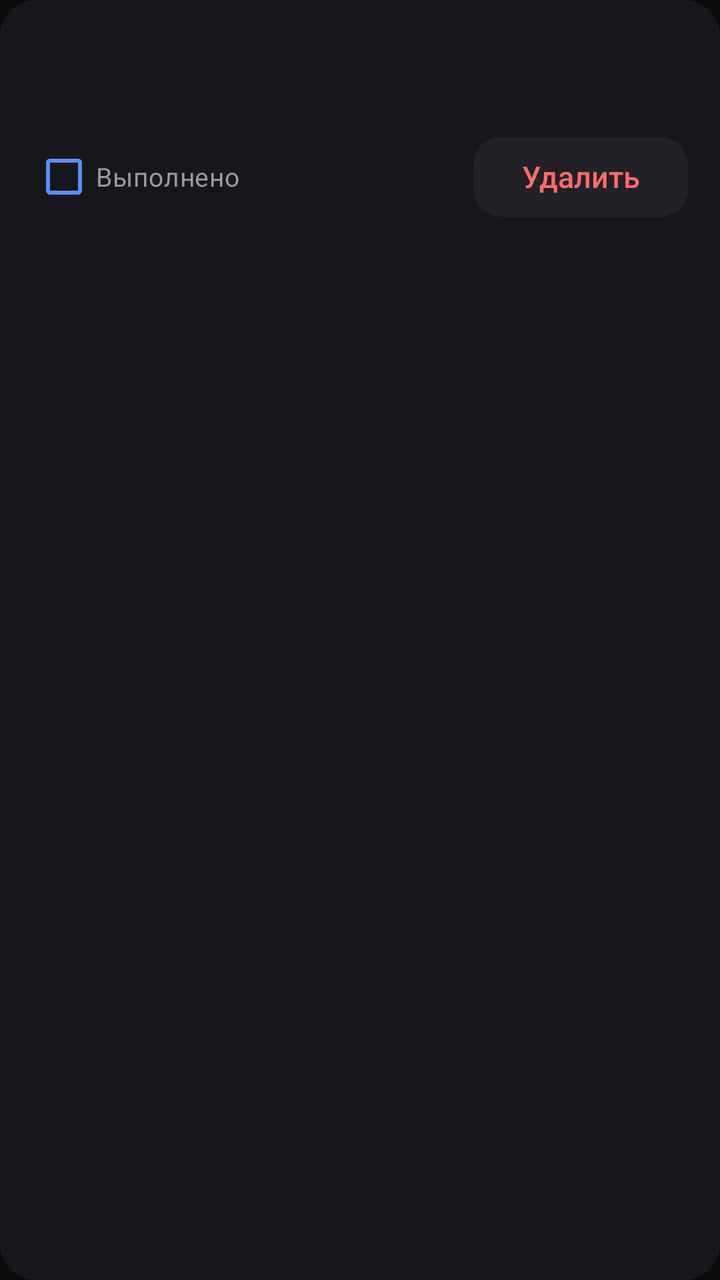
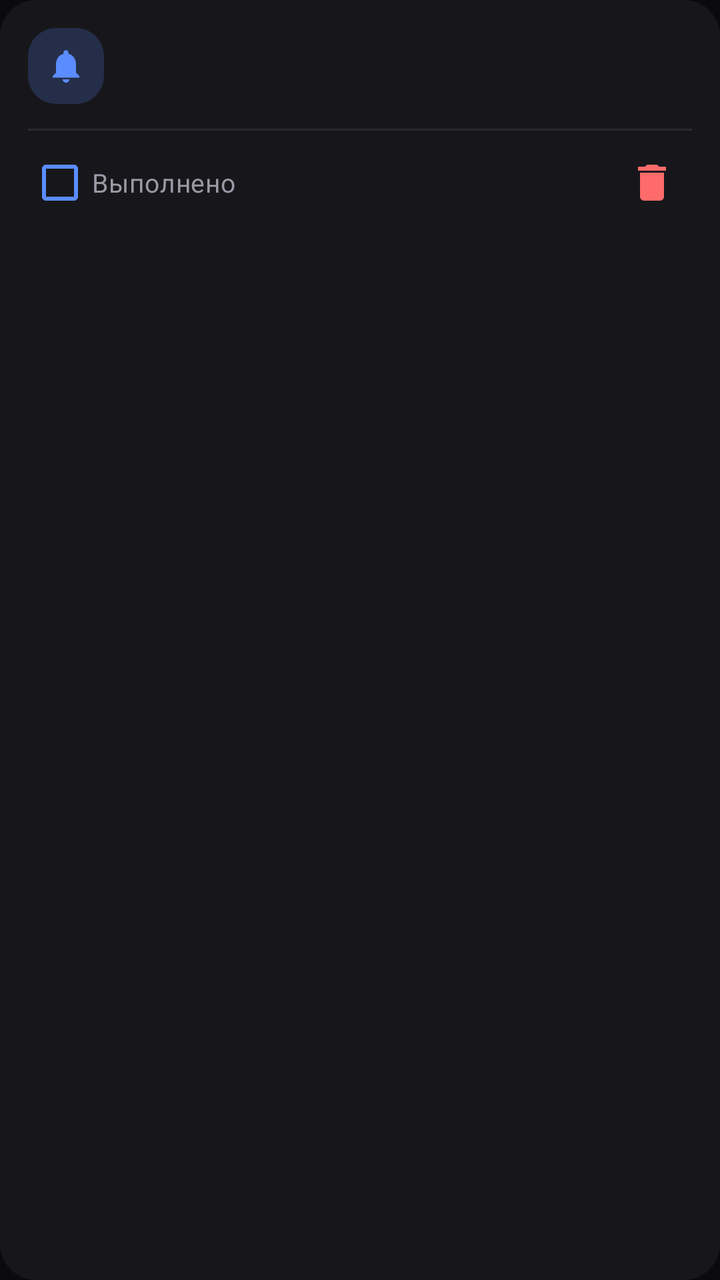

Compare the two renders of this Android layout. The source of the first and the diff that turns it into the second are given below.
<!-- AndroidManifest.xml: application theme Theme.DiLink -->
<!-- res/layout/item_planner.xml -->
<?xml version="1.0" encoding="utf-8"?>
<com.google.android.material.card.MaterialCardView xmlns:android="http://schemas.android.com/apk/res/android"
    xmlns:app="http://schemas.android.com/apk/res-auto"
    android:layout_width="match_parent"
    android:layout_height="wrap_content"
    android:layout_marginTop="8dp"
    android:layout_marginBottom="4dp">

    <LinearLayout
        android:layout_width="match_parent"
        android:layout_height="wrap_content"
        android:orientation="vertical">

        <LinearLayout
            android:layout_width="match_parent"
            android:layout_height="wrap_content"
            android:gravity="center_vertical"
            android:orientation="horizontal">

            <TextView
                android:id="@+id/kind"
                style="@style/Text_DiLink_Caption"
                android:layout_width="0dp"
                android:layout_height="wrap_content"
                android:layout_weight="1" />

            <TextView
                android:id="@+id/whenTime"
                style="@style/Text_DiLink_Caption"
                android:layout_width="wrap_content"
                android:layout_height="wrap_content" />
        </LinearLayout>

        <TextView
            android:id="@+id/title"
            style="@style/Text_DiLink_Section"
            android:layout_width="match_parent"
            android:layout_height="wrap_content"
            android:layout_marginTop="4dp" />

        <LinearLayout
            android:layout_width="match_parent"
            android:layout_height="wrap_content"
            android:layout_marginTop="8dp"
            android:gravity="center_vertical"
            android:orientation="horizontal">

            <com.google.android.material.checkbox.MaterialCheckBox
                android:id="@+id/done"
                style="@style/Widget_DiLink_Check"
                android:layout_width="0dp"
                android:layout_height="wrap_content"
                android:layout_weight="1"
                android:text="@string/planner_done" />

            <com.google.android.material.button.MaterialButton
                android:id="@+id/remove"
                style="@style/Widget_DiLink_Button"
                android:layout_width="wrap_content"
                android:layout_height="wrap_content"
                android:minWidth="0dp"
                android:text="@string/action_remove"
                android:textColor="@color/danger"
                android:backgroundTint="@color/surface_high" />
        </LinearLayout>
    </LinearLayout>
</com.google.android.material.card.MaterialCardView>
<!-- resources referenced by this layout -->
<resources>
  <color name="danger">#FFFF6B6B</color>
  <color name="surface_high">#FF212127</color>
  <string name="action_remove">Удалить</string>
  <string name="planner_done">Выполнено</string>
  <style name="Text_DiLink_Caption">
          <item name="android:textColor">@color/text_secondary</item>
          <item name="android:textSize">11sp</item>
      </style>
  <style name="Text_DiLink_Section">
          <item name="android:textColor">@color/text_primary</item>
          <item name="android:textSize">16sp</item>
          <item name="android:textStyle">bold</item>
      </style>
  <style name="Widget_DiLink_Button" parent="Widget.Material3.Button">
          <item name="cornerRadius">14dp</item>
          <item name="android:textAllCaps">false</item>
          <item name="android:textSize">15sp</item>
          <item name="android:letterSpacing">0</item>
      </style>
  <style name="Widget_DiLink_Check" parent="Widget.Material3.CompoundButton.CheckBox">
          <item name="android:textColor">@color/text_secondary</item>
          <item name="android:textSize">13sp</item>
          <item name="buttonTint">@color/accent</item>
      </style>
  <color name="text_secondary">#FF9A9AA5</color>
  <color name="text_primary">#FFF2F2F5</color>
  <color name="accent">#FF5B8CFF</color>
  <color name="surface">#FF17171B</color>
  <color name="bg">#FF0B0B0D</color>
  <style name="Widget_DiLink_Card" parent="Widget.Material3.CardView.Filled">
          <item name="cardBackgroundColor">@color/surface</item>
          <item name="cardCornerRadius">18dp</item>
          <item name="cardElevation">0dp</item>
          <item name="contentPadding">16dp</item>
          <item name="strokeWidth">0dp</item>
      </style>
  <style name="Widget_DiLink_Switch" parent="Widget.Material3.CompoundButton.MaterialSwitch">
          <item name="thumbTint">@color/text_primary</item>
          <item name="trackTint">@color/accent_soft</item>
      </style>
  <style name="Widget_DiLink_Toolbar" parent="Widget.Material3.Toolbar">
          <item name="android:background">@color/bg</item>
          <item name="titleTextColor">@color/text_primary</item>
      </style>
  <color name="accent_soft">#335B8CFF</color>
  <!-- unchanged entries left out for length: 1 -->
</resources>

<!-- the commit's change to res/layout/item_planner.xml (unified diff, before → after) -->
@@ -1,10 +1,12 @@
 <?xml version="1.0" encoding="utf-8"?>
 <com.google.android.material.card.MaterialCardView xmlns:android="http://schemas.android.com/apk/res/android"
     xmlns:app="http://schemas.android.com/apk/res-auto"
+    style="@style/Widget_DiLink_Card"
     android:layout_width="match_parent"
     android:layout_height="wrap_content"
     android:layout_marginTop="8dp"
-    android:layout_marginBottom="4dp">
+    android:layout_marginBottom="8dp"
+    app:contentPadding="14dp">
 
     <LinearLayout
         android:layout_width="match_parent"
@@ -17,31 +19,64 @@
             android:gravity="center_vertical"
             android:orientation="horizontal">
 
-            <TextView
-                android:id="@+id/kind"
-                style="@style/Text_DiLink_Caption"
+            <FrameLayout
+                android:layout_width="38dp"
+                android:layout_height="38dp"
+                android:background="@drawable/badge_icon">
+
+                <ImageView
+                    android:id="@+id/icon"
+                    android:layout_width="20dp"
+                    android:layout_height="20dp"
+                    android:layout_gravity="center"
+                    android:contentDescription="@null"
+                    android:src="@drawable/ic_bell"
+                    app:tint="@color/accent" />
+            </FrameLayout>
+
+            <LinearLayout
                 android:layout_width="0dp"
                 android:layout_height="wrap_content"
-                android:layout_weight="1" />
+                android:layout_marginStart="12dp"
+                android:layout_weight="1"
+                android:orientation="vertical">
+
+                <TextView
+                    android:id="@+id/kind"
+                    style="@style/Text_DiLink_Caption"
+                    android:layout_width="wrap_content"
+                    android:layout_height="wrap_content" />
+
+                <TextView
+                    android:id="@+id/title"
+                    style="@style/Text_DiLink_Section"
+                    android:layout_width="match_parent"
+                    android:layout_height="wrap_content"
+                    android:layout_marginTop="2dp" />
+            </LinearLayout>
 
             <TextView
                 android:id="@+id/whenTime"
                 style="@style/Text_DiLink_Caption"
                 android:layout_width="wrap_content"
-                android:layout_height="wrap_content" />
+                android:layout_height="wrap_content"
+                android:layout_marginStart="10dp"
+                android:gravity="end"
+                android:maxWidth="120dp"
+                android:textColor="@color/text_primary"
+                android:textSize="13sp" />
         </LinearLayout>
 
-        <TextView
-            android:id="@+id/title"
-            style="@style/Text_DiLink_Section"
+        <View
             android:layout_width="match_parent"
-            android:layout_height="wrap_content"
-            android:layout_marginTop="4dp" />
+            android:layout_height="1dp"
+            android:layout_marginTop="12dp"
+            android:background="@color/divider" />
 
         <LinearLayout
             android:layout_width="match_parent"
             android:layout_height="wrap_content"
-            android:layout_marginTop="8dp"
+            android:layout_marginTop="2dp"
             android:gravity="center_vertical"
             android:orientation="horizontal">
 
@@ -53,15 +88,15 @@
                 android:layout_weight="1"
                 android:text="@string/planner_done" />
 
-            <com.google.android.material.button.MaterialButton
+            <ImageButton
                 android:id="@+id/remove"
-                style="@style/Widget_DiLink_Button"
-                android:layout_width="wrap_content"
-                android:layout_height="wrap_content"
-                android:minWidth="0dp"
-                android:text="@string/action_remove"
-                android:textColor="@color/danger"
-                android:backgroundTint="@color/surface_high" />
+                android:layout_width="40dp"
+                android:layout_height="40dp"
+                android:background="?attr/selectableItemBackgroundBorderless"
+                android:contentDescription="@string/action_remove"
+                android:padding="10dp"
+                android:src="@drawable/ic_delete"
+                app:tint="@color/danger" />
         </LinearLayout>
     </LinearLayout>
 </com.google.android.material.card.MaterialCardView>
<!-- resource entries referenced after the edit -->
@@ -1,7 +1,7 @@
 <!-- resources referenced by this layout -->
 <resources>
   <color name="danger">#FFFF6B6B</color>
-  <color name="surface_high">#FF212127</color>
+  <color name="divider">#FF2A2A31</color>
   <string name="action_remove">Удалить</string>
   <string name="planner_done">Выполнено</string>
   <style name="Text_DiLink_Caption">
@@ -26,6 +26,33 @@
       </style>
   <color name="text_secondary">#FF9A9AA5</color>
   <color name="text_primary">#FFF2F2F5</color>
+  <!-- drawable badge_icon (drawable) -->
+  <?xml version="1.0" encoding="utf-8"?>
+  <shape xmlns:android="http://schemas.android.com/apk/res/android"
+      android:shape="rectangle">
+      <solid android:color="@color/accent_soft" />
+      <corners android:radius="14dp" />
+  </shape>
+  <!-- drawable ic_bell (drawable) -->
+  <vector xmlns:android="http://schemas.android.com/apk/res/android"
+      android:width="24dp"
+      android:height="24dp"
+      android:viewportWidth="24"
+      android:viewportHeight="24">
+      <path
+          android:fillColor="@android:color/white"
+          android:pathData="M12,22c1.1,0 2,-0.9 2,-2h-4C10,21.1 10.9,22 12,22zM18,16v-5c0,-3.07 -1.64,-5.64 -4.5,-6.32V4c0,-0.83 -0.67,-1.5 -1.5,-1.5s-1.5,0.67 -1.5,1.5v0.68C7.63,5.36 6,7.92 6,11v5l-2,2v1h16v-1L18,16z" />
+  </vector>
+  <!-- drawable ic_delete (drawable) -->
+  <vector xmlns:android="http://schemas.android.com/apk/res/android"
+      android:width="24dp"
+      android:height="24dp"
+      android:viewportWidth="24"
+      android:viewportHeight="24">
+      <path
+          android:fillColor="@android:color/white"
+          android:pathData="M6,19c0,1.1 0.9,2 2,2h8c1.1,0 2,-0.9 2,-2V7H6v12zM19,4h-3.5l-1,-1h-5l-1,1H5v2h14V4z" />
+  </vector>
   <color name="accent">#FF5B8CFF</color>
   <color name="surface">#FF17171B</color>
   <color name="bg">#FF0B0B0D</color>
